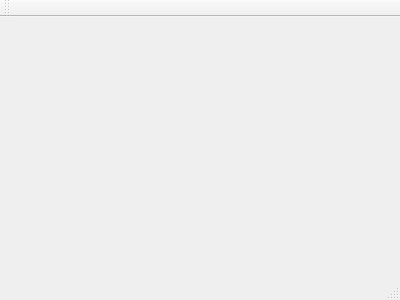
Old version of the form controlwindow.ui in the repository GPUWorks/flight-simulator.
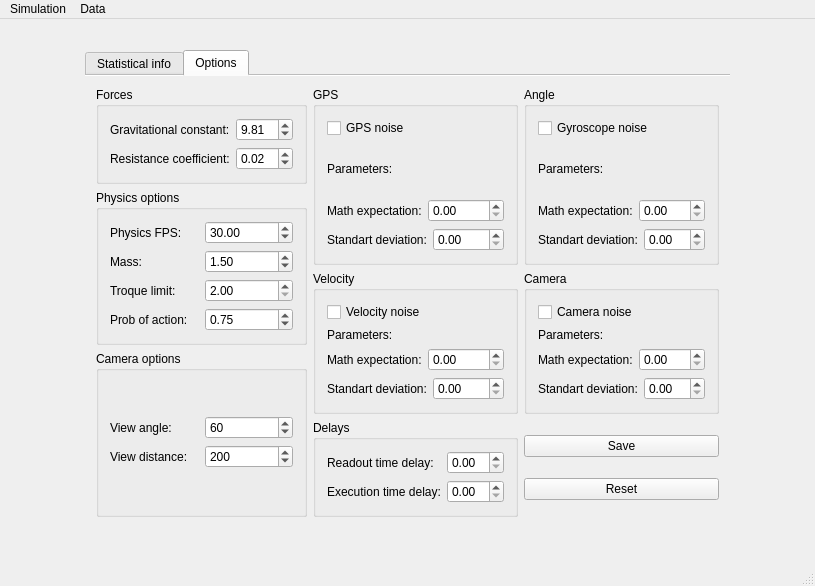
New version of the form. The open tabs and pages were chosen to show the change. Custom widgets are drawn as their Qt base class.

What changed in the file:
```diff
--- a/controlwindow.ui
+++ b/controlwindow.ui
@@ -1,24 +1,663 @@
 <ui version="4.0">
  <class>ControlWindow</class>
- <widget class="QMainWindow" name="ControlWindow" >
-  <property name="geometry" >
+ <widget class="QMainWindow" name="ControlWindow">
+  <property name="geometry">
    <rect>
     <x>0</x>
     <y>0</y>
-    <width>400</width>
-    <height>300</height>
+    <width>815</width>
+    <height>586</height>
    </rect>
   </property>
   <property name="windowTitle" >
    <string>ControlWindow</string>
   </property>
-  <widget class="QMenuBar" name="menuBar" />
-  <widget class="QToolBar" name="mainToolBar" />
-  <widget class="QWidget" name="centralWidget" />
-  <widget class="QStatusBar" name="statusBar" />
+  <widget class="QWidget" name="centralWidget">
+   <layout class="QGridLayout" name="gridLayout">
+    <item row="0" column="0">
+     <widget class="QWidget" name="MainWidget" native="true">
+      <property name="sizePolicy">
+       <sizepolicy hsizetype="Expanding" vsizetype="Expanding">
+        <horstretch>0</horstretch>
+        <verstretch>0</verstretch>
+       </sizepolicy>
+      </property>
+      <property name="maximumSize">
+       <size>
+        <width>800</width>
+        <height>521</height>
+       </size>
+      </property>
+      <layout class="QGridLayout" name="gridLayout_3">
+       <item row="0" column="0" alignment="Qt::AlignHCenter|Qt::AlignVCenter">
+        <widget class="QTabWidget" name="tabWidget">
+         <property name="maximumSize">
+          <size>
+           <width>782</width>
+           <height>503</height>
+          </size>
+         </property>
+         <property name="currentIndex">
+          <number>0</number>
+         </property>
+         <property name="usesScrollButtons">
+          <bool>false</bool>
+         </property>
+         <property name="documentMode">
+          <bool>true</bool>
+         </property>
+         <property name="tabsClosable">
+          <bool>false</bool>
+         </property>
+         <property name="movable">
+          <bool>true</bool>
+         </property>
+         <widget class="QWidget" name="Stats">
+          <property name="maximumSize">
+           <size>
+            <width>761</width>
+            <height>468</height>
+           </size>
+          </property>
+          <attribute name="title">
+           <string>Statistical info</string>
+          </attribute>
+          <layout class="QGridLayout" name="gridLayout_2">
+           <item row="0" column="0">
+            <widget class="QGroupBox" name="GPSGroupBox">
+             <property name="title">
+              <string>GPS coordinates</string>
+             </property>
+             <layout class="QGridLayout" name="gridLayout_4">
+              <item row="0" column="0">
+               <widget class="GraphWidget" name="GPSGLWidget" native="true"/>
+              </item>
+             </layout>
+            </widget>
+           </item>
+           <item row="0" column="1">
+            <widget class="QGroupBox" name="VelocitiesGroupBox">
+             <property name="title">
+              <string>Velocities</string>
+             </property>
+             <layout class="QGridLayout" name="gridLayout_5">
+              <item row="0" column="0">
+               <widget class="GraphWidget" name="VelocitiesGLWidget" native="true"/>
+              </item>
+             </layout>
+            </widget>
+           </item>
+           <item row="1" column="0">
+            <widget class="QGroupBox" name="AnglesGroupBox">
+             <property name="title">
+              <string>Gyroscope angles</string>
+             </property>
+             <layout class="QGridLayout" name="gridLayout_6">
+              <item row="0" column="0">
+               <widget class="GraphWidget" name="AnglesGLWidget" native="true"/>
+              </item>
+             </layout>
+            </widget>
+           </item>
+           <item row="1" column="1">
+            <widget class="QGroupBox" name="CameraGroupBox">
+             <property name="title">
+              <string>Camera</string>
+             </property>
+             <layout class="QGridLayout" name="gridLayout_7">
+              <item row="0" column="0">
+               <widget class="CamGLWidget" name="CameraGLWidget" native="true"/>
+              </item>
+             </layout>
+            </widget>
+           </item>
+          </layout>
+         </widget>
+         <widget class="QWidget" name="Options">
+          <property name="maximumSize">
+           <size>
+            <width>761</width>
+            <height>468</height>
+           </size>
+          </property>
+          <attribute name="title">
+           <string>Options</string>
+          </attribute>
+          <layout class="QFormLayout" name="formLayout_2">
+           <item row="0" column="0" colspan="2">
+            <layout class="QGridLayout" name="grid">
+             <item row="0" column="0">
+              <widget class="QGroupBox" name="groupBox_7">
+               <property name="title">
+                <string>Forces</string>
+               </property>
+               <layout class="QGridLayout" name="gridLayout_14">
+                <item row="0" column="0">
+                 <layout class="QGridLayout" name="gridLayout_18">
+                  <item row="0" column="1">
+                   <widget class="QDoubleSpinBox" name="doubleSpinBox_11">
+                    <property name="minimum">
+                     <double>0.010000000000000</double>
+                    </property>
+                    <property name="singleStep">
+                     <double>0.010000000000000</double>
+                    </property>
+                    <property name="value">
+                     <double>9.810000000000000</double>
+                    </property>
+                   </widget>
+                  </item>
+                  <item row="1" column="1">
+                   <widget class="QDoubleSpinBox" name="doubleSpinBox_12">
+                    <property name="maximum">
+                     <double>0.990000000000000</double>
+                    </property>
+                    <property name="singleStep">
+                     <double>0.010000000000000</double>
+                    </property>
+                    <property name="value">
+                     <double>0.020000000000000</double>
+                    </property>
+                   </widget>
+                  </item>
+                  <item row="1" column="0">
+                   <widget class="QLabel" name="label_18">
+                    <property name="text">
+                     <string>Resistance coefficient:</string>
+                    </property>
+                   </widget>
+                  </item>
+                  <item row="0" column="0">
+                   <widget class="QLabel" name="label_17">
+                    <property name="text">
+                     <string>Gravitational constant:</string>
+                    </property>
+                   </widget>
+                  </item>
+                 </layout>
+                </item>
+               </layout>
+              </widget>
+             </item>
+             <item row="0" column="1" rowspan="2">
+              <widget class="QGroupBox" name="gps">
+               <property name="title">
+                <string>GPS</string>
+               </property>
+               <layout class="QGridLayout" name="gridLayout_8">
+                <item row="0" column="0">
+                 <widget class="QCheckBox" name="gpsNoiseCheckBox">
+                  <property name="text">
+                   <string>GPS noise</string>
+                  </property>
+                 </widget>
+                </item>
+                <item row="1" column="0">
+                 <widget class="QLabel" name="gpsLabel">
+                  <property name="text">
+                   <string>Parameters:</string>
+                  </property>
+                 </widget>
+                </item>
+                <item row="2" column="0">
+                 <layout class="QHBoxLayout" name="gpsMathExpect">
+                  <item>
+                   <widget class="QLabel" name="gpsMathExpectLabel">
+                    <property name="text">
+                     <string>Math expectation:</string>
+                    </property>
+                   </widget>
+                  </item>
+                  <item>
+                   <widget class="QDoubleSpinBox" name="gpsMathExpectSpinBox"/>
+                  </item>
+                 </layout>
+                </item>
+                <item row="3" column="0">
+                 <layout class="QHBoxLayout" name="gpsStdLayout">
+                  <item>
+                   <widget class="QLabel" name="stdLabel">
+                    <property name="text">
+                     <string>Standart deviation:</string>
+                    </property>
+                   </widget>
+                  </item>
+                  <item>
+                   <widget class="QDoubleSpinBox" name="stdSpinBox"/>
+                  </item>
+                 </layout>
+                </item>
+               </layout>
+              </widget>
+             </item>
+             <item row="0" column="2" rowspan="2">
+              <widget class="QGroupBox" name="groupBox_5">
+               <property name="title">
+                <string>Angle</string>
+               </property>
+               <layout class="QGridLayout" name="gridLayout_11">
+                <item row="0" column="0">
+                 <widget class="QCheckBox" name="checkBox_6">
+                  <property name="text">
+                   <string>Gyroscope noise</string>
+                  </property>
+                 </widget>
+                </item>
+                <item row="1" column="0">
+                 <widget class="QLabel" name="label_4">
+                  <property name="text">
+                   <string>Parameters:</string>
+                  </property>
+                 </widget>
+                </item>
+                <item row="2" column="0">
+                 <layout class="QHBoxLayout" name="horizontalLayout_5">
+                  <item>
+                   <widget class="QLabel" name="label_11">
+                    <property name="text">
+                     <string>Math expectation:</string>
+                    </property>
+                   </widget>
+                  </item>
+                  <item>
+                   <widget class="QDoubleSpinBox" name="doubleSpinBox_7"/>
+                  </item>
+                 </layout>
+                </item>
+                <item row="3" column="0">
+                 <layout class="QHBoxLayout" name="horizontalLayout_6">
+                  <item>
+                   <widget class="QLabel" name="label_12">
+                    <property name="text">
+                     <string>Standart deviation:</string>
+                    </property>
+                   </widget>
+                  </item>
+                  <item>
+                   <widget class="QDoubleSpinBox" name="doubleSpinBox_8"/>
+                  </item>
+                 </layout>
+                </item>
+               </layout>
+              </widget>
+             </item>
+             <item row="1" column="0" rowspan="2">
+              <widget class="QGroupBox" name="groupBox_8">
+               <property name="title">
+                <string>Physics options</string>
+               </property>
+               <layout class="QGridLayout" name="gridLayout_15">
+                <item row="0" column="0">
+                 <layout class="QGridLayout" name="gridLayout_13">
+                  <item row="0" column="0">
+                   <widget class="QLabel" name="label_19">
+                    <property name="text">
+                     <string>Physics FPS:</string>
+                    </property>
+                   </widget>
+                  </item>
+                  <item row="0" column="1">
+                   <widget class="QDoubleSpinBox" name="doubleSpinBox_13">
+                    <property name="minimum">
+                     <double>1.000000000000000</double>
+                    </property>
+                    <property name="maximum">
+                     <double>100.000000000000000</double>
+                    </property>
+                    <property name="singleStep">
+                     <double>1.000000000000000</double>
+                    </property>
+                    <property name="value">
+                     <double>30.000000000000000</double>
+                    </property>
+                   </widget>
+                  </item>
+                  <item row="1" column="0">
+                   <widget class="QLabel" name="label_20">
+                    <property name="text">
+                     <string>Mass:</string>
+                    </property>
+                   </widget>
+                  </item>
+                  <item row="1" column="1">
+                   <widget class="QDoubleSpinBox" name="doubleSpinBox_14">
+                    <property name="minimum">
+                     <double>0.100000000000000</double>
+                    </property>
+                    <property name="maximum">
+                     <double>10.000000000000000</double>
+                    </property>
+                    <property name="singleStep">
+                     <double>0.100000000000000</double>
+                    </property>
+                    <property name="value">
+                     <double>1.500000000000000</double>
+                    </property>
+                   </widget>
+                  </item>
+                  <item row="2" column="0">
+                   <widget class="QLabel" name="label_21">
+                    <property name="text">
+                     <string>Troque limit:</string>
+                    </property>
+                   </widget>
+                  </item>
+                  <item row="2" column="1">
+                   <widget class="QDoubleSpinBox" name="doubleSpinBox_15">
+                    <property name="minimum">
+                     <double>2.000000000000000</double>
+                    </property>
+                   </widget>
+                  </item>
+                  <item row="3" column="0">
+                   <widget class="QLabel" name="label_22">
+                    <property name="text">
+                     <string>Prob of action:</string>
+                    </property>
+                   </widget>
+                  </item>
+                  <item row="3" column="1">
+                   <widget class="QDoubleSpinBox" name="doubleSpinBox_16">
+                    <property name="maximum">
+                     <double>1.000000000000000</double>
+                    </property>
+                    <property name="singleStep">
+                     <double>0.010000000000000</double>
+                    </property>
+                    <property name="value">
+                     <double>0.750000000000000</double>
+                    </property>
+                   </widget>
+                  </item>
+                 </layout>
+                </item>
+               </layout>
+              </widget>
+             </item>
+             <item row="2" column="1" rowspan="2">
+              <widget class="QGroupBox" name="groupBox_6">
+               <property name="title">
+                <string>Velocity</string>
+               </property>
+               <layout class="QGridLayout" name="gridLayout_12">
+                <item row="0" column="0">
+                 <widget class="QCheckBox" name="checkBox_7">
+                  <property name="text">
+                   <string>Velocity noise</string>
+                  </property>
+                 </widget>
+                </item>
+                <item row="1" column="0">
+                 <widget class="QLabel" name="label_13">
+                  <property name="text">
+                   <string>Parameters:</string>
+                  </property>
+                 </widget>
+                </item>
+                <item row="2" column="0">
+                 <layout class="QHBoxLayout" name="horizontalLayout_7">
+                  <item>
+                   <widget class="QLabel" name="label_14">
+                    <property name="text">
+                     <string>Math expectation:</string>
+                    </property>
+                   </widget>
+                  </item>
+                  <item>
+                   <widget class="QDoubleSpinBox" name="doubleSpinBox_9"/>
+                  </item>
+                 </layout>
+                </item>
+                <item row="3" column="0">
+                 <layout class="QHBoxLayout" name="horizontalLayout_8">
+                  <item>
+                   <widget class="QLabel" name="label_15">
+                    <property name="text">
+                     <string>Standart deviation:</string>
+                    </property>
+                   </widget>
+                  </item>
+                  <item>
+                   <widget class="QDoubleSpinBox" name="doubleSpinBox_10"/>
+                  </item>
+                 </layout>
+                </item>
+               </layout>
+              </widget>
+             </item>
+             <item row="2" column="2" rowspan="2">
+              <widget class="QGroupBox" name="camera">
+               <property name="title">
+                <string>Camera</string>
+               </property>
+               <layout class="QGridLayout" name="gridLayout_10">
+                <item row="0" column="0">
+                 <widget class="QCheckBox" name="cameraCheckBox">
+                  <property name="text">
+                   <string>Camera noise</string>
+                  </property>
+                 </widget>
+                </item>
+                <item row="1" column="0">
+                 <widget class="QLabel" name="cameraLabel">
+                  <property name="text">
+                   <string>Parameters:</string>
+                  </property>
+                 </widget>
+                </item>
+                <item row="2" column="0">
+                 <layout class="QHBoxLayout" name="cameraMathExpectLayout">
+                  <item>
+                   <widget class="QLabel" name="cameraMathExpectLabel">
+                    <property name="text">
+                     <string>Math expectation:</string>
+                    </property>
+                   </widget>
+                  </item>
+                  <item>
+                   <widget class="QDoubleSpinBox" name="cameraMathExpectSpinBox"/>
+                  </item>
+                 </layout>
+                </item>
+                <item row="3" column="0">
+                 <layout class="QHBoxLayout" name="cameraStdLayout">
+                  <item>
+                   <widget class="QLabel" name="cameraStdLabel">
+                    <property name="text">
+                     <string>Standart deviation:</string>
+                    </property>
+                   </widget>
+                  </item>
+                  <item>
+                   <widget class="QDoubleSpinBox" name="cameraStdSpinBox"/>
+                  </item>
+                 </layout>
+                </item>
+               </layout>
+              </widget>
+             </item>
+             <item row="3" column="0" rowspan="2">
+              <widget class="QGroupBox" name="groupBox_9">
+               <property name="title">
+                <string>Camera options</string>
+               </property>
+               <layout class="QGridLayout" name="gridLayout_16">
+                <item row="0" column="0">
+                 <layout class="QGridLayout" name="gridLayout_17">
+                  <item row="0" column="0">
+                   <widget class="QLabel" name="label">
+                    <property name="text">
+                     <string>View angle:</string>
+                    </property>
+                   </widget>
+                  </item>
+                  <item row="0" column="1">
+                   <widget class="QSpinBox" name="spinBox">
+                    <property name="minimum">
+                     <number>10</number>
+                    </property>
+                    <property name="maximum">
+                     <number>179</number>
+                    </property>
+                    <property name="value">
+                     <number>60</number>
+                    </property>
+                    <property name="displayIntegerBase">
+                     <number>10</number>
+                    </property>
+                   </widget>
+                  </item>
+                  <item row="1" column="0">
+                   <widget class="QLabel" name="label_16">
+                    <property name="text">
+                     <string>View distance:</string>
+                    </property>
+                   </widget>
+                  </item>
+                  <item row="1" column="1">
+                   <widget class="QSpinBox" name="spinBox_2">
+                    <property name="minimum">
+                     <number>100</number>
+                    </property>
+                    <property name="maximum">
+                     <number>1000</number>
+                    </property>
+                    <property name="value">
+                     <number>200</number>
+                    </property>
+                   </widget>
+                  </item>
+                 </layout>
+                </item>
+               </layout>
+              </widget>
+             </item>
+             <item row="4" column="1">
+              <widget class="QGroupBox" name="delays">
+               <property name="title">
+                <string>Delays</string>
+               </property>
+               <layout class="QGridLayout" name="gridLayout_9">
+                <item row="0" column="0">
+                 <layout class="QFormLayout" name="layout">
+                  <item row="0" column="0">
+                   <widget class="QLabel" name="readOutLabel">
+                    <property name="text">
+                     <string>Readout time delay:</string>
+                    </property>
+                   </widget>
+                  </item>
+                  <item row="0" column="1">
+                   <widget class="QDoubleSpinBox" name="readoutSpinBox"/>
+                  </item>
+                  <item row="1" column="0">
+                   <widget class="QLabel" name="execTimeLabel">
+                    <property name="text">
+                     <string>Execution time delay:</string>
+                    </property>
+                   </widget>
+                  </item>
+                  <item row="1" column="1">
+                   <widget class="QDoubleSpinBox" name="execTimeSpinBox"/>
+                  </item>
+                 </layout>
+                </item>
+               </layout>
+              </widget>
+             </item>
+             <item row="4" column="2">
+              <layout class="QVBoxLayout" name="buttons">
+               <item>
+                <widget class="QPushButton" name="save">
+                 <property name="text">
+                  <string>Save</string>
+                 </property>
+                </widget>
+               </item>
+               <item>
+                <widget class="QPushButton" name="reset">
+                 <property name="text">
+                  <string>Reset</string>
+                 </property>
+                </widget>
+               </item>
+              </layout>
+             </item>
+            </layout>
+           </item>
+          </layout>
+         </widget>
+        </widget>
+       </item>
+      </layout>
+     </widget>
+    </item>
+   </layout>
+  </widget>
+  <widget class="QMenuBar" name="menuBar">
+   <property name="geometry">
+    <rect>
+     <x>0</x>
+     <y>0</y>
+     <width>815</width>
+     <height>22</height>
+    </rect>
+   </property>
+   <widget class="QMenu" name="menuSimulation">
+    <property name="title">
+     <string>Simulation</string>
+    </property>
+    <addaction name="actionStart"/>
+    <addaction name="actionStop"/>
+    <addaction name="separator"/>
+    <addaction name="actionQuit"/>
+   </widget>
+   <widget class="QMenu" name="menuData">
+    <property name="title">
+     <string>Data</string>
+    </property>
+    <addaction name="actionSave_Data"/>
+   </widget>
+   <addaction name="menuSimulation"/>
+   <addaction name="menuData"/>
+  </widget>
+  <widget class="QStatusBar" name="statusBar"/>
+  <action name="actionStart">
+   <property name="text">
+    <string>Start</string>
+   </property>
+  </action>
+  <action name="actionStop">
+   <property name="text">
+    <string>Stop</string>
+   </property>
+  </action>
+  <action name="actionQuit">
+   <property name="text">
+    <string>Quit</string>
+   </property>
+  </action>
+  <action name="actionSave_Data">
+   <property name="text">
+    <string>Save Data</string>
+   </property>
+  </action>
  </widget>
- <layoutDefault spacing="6" margin="11" />
- <pixmapfunction></pixmapfunction>
+ <layoutdefault spacing="6" margin="11"/>
+ <customwidgets>
+  <customwidget>
+   <class>GraphWidget</class>
+   <extends>QWidget</extends>
+   <header>graphwidget.h</header>
+   <container>1</container>
+  </customwidget>
+  <customwidget>
+   <class>CamGLWidget</class>
+   <extends>QWidget</extends>
+   <header>camglwidget.h</header>
+   <container>1</container>
+  </customwidget>
+ </customwidgets>
  <resources/>
  <connections/>
 </ui>
```
Left out of the diff: 3 changed lines with no effect on the pictures.
